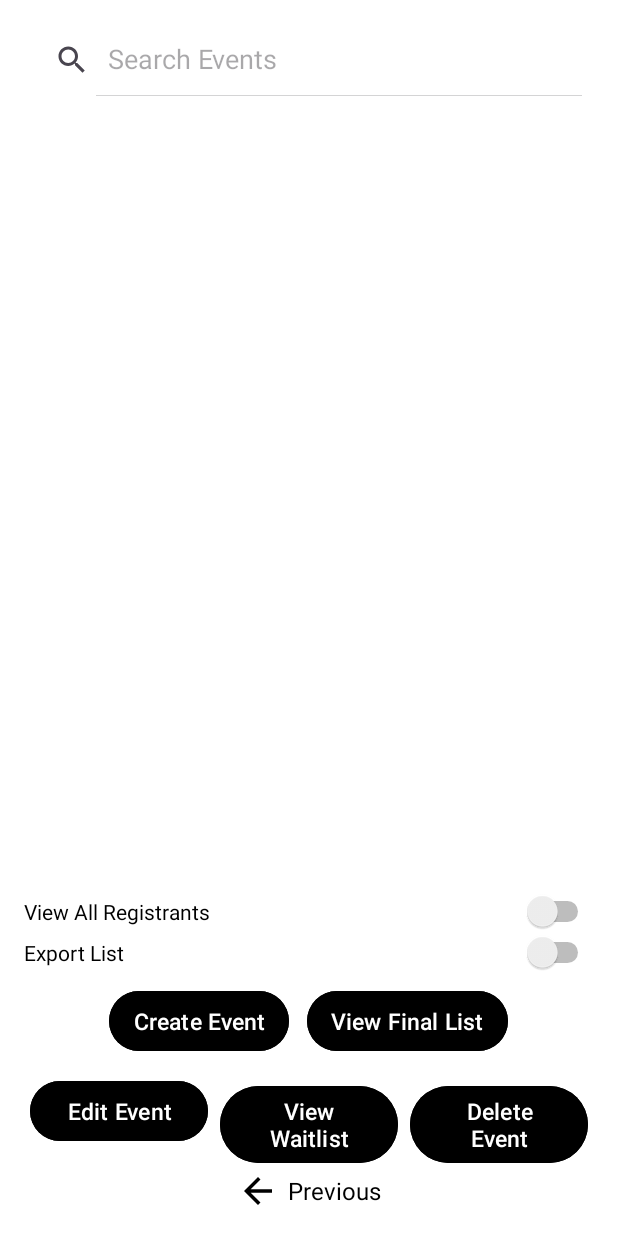
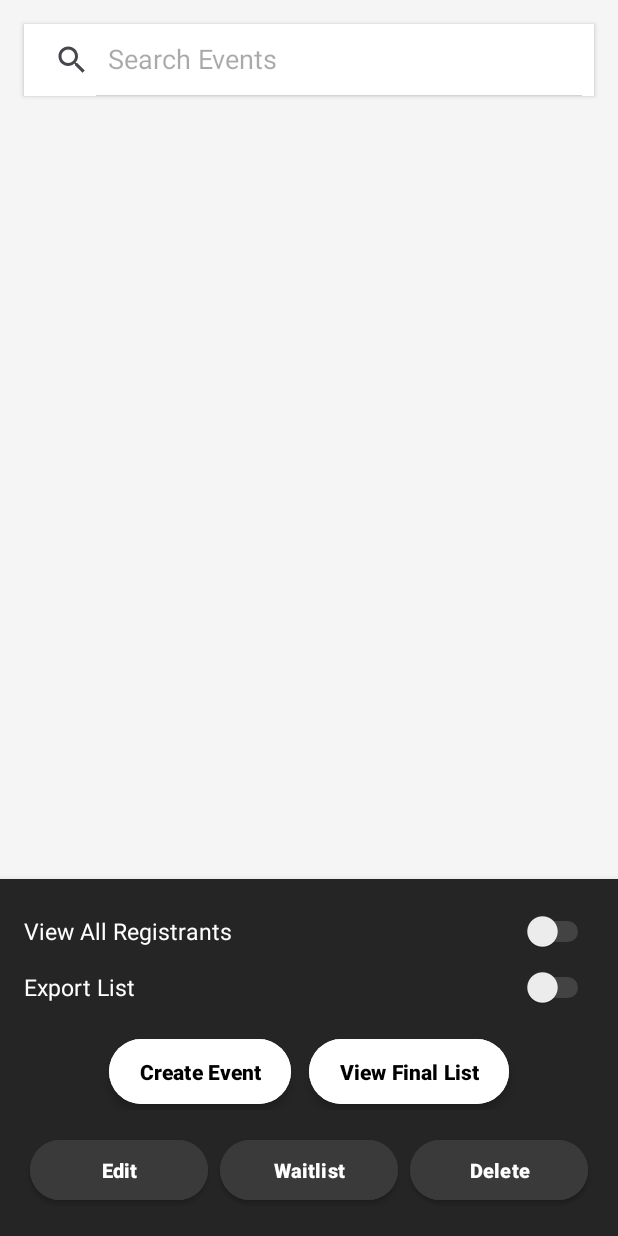
Before and after one commit to CMPUT301F25stable/stable-core, an Android app: the OrganizerPanel screen opened directly, with no data from a screen before it, on a phone screen of 412 x 824 dp. Run offline under Robolectric (Android 15) with nearby library versions, the phone set to English and light mode, and no system bars; our stand-ins replace Firebase (no records; nobody signed in at launch, a user with empty details on screens opened directly).

Commit message:
Changed the OrganizerPanel UI
Made the UI more similar to the rest of the app

```diff
--- a/code/app/src/main/java/com/example/eventlottery/view/OrganizerPanel.java
+++ b/code/app/src/main/java/com/example/eventlottery/view/OrganizerPanel.java
@@ -103,7 +103,6 @@ public class OrganizerPanel extends AppCompatActivity {
 
         // Initialize UI components and event listeners
         eventList = findViewById(R.id.eventList);
-        previous = findViewById(R.id.previous);
         viewWaitlist = findViewById(R.id.viewWaitlistButton);
         editEvent = findViewById(R.id.editEventButton);
         createEvent = findViewById(R.id.createEventButton);
@@ -154,7 +153,7 @@ public class OrganizerPanel extends AppCompatActivity {
     private void setClickListeners() {
         eventList.setOnItemClickListener(new AdapterView.OnItemClickListener() {
             /**
-             * Updates {@link #selectedEventIndex} when the user selects a new event from the list.
+             * Updates when the user selects a new event from the list.
              *
              * @param parent The AdapterView where the click occurred.
              * @param view The view representing the clicked item.
@@ -167,17 +166,17 @@ public class OrganizerPanel extends AppCompatActivity {
             }
         });
 
-        previous.setOnClickListener(new View.OnClickListener() {
-            /**
-             * Handles the "Previous" button click. Ends this activity to return to the previous screen.
-             *
-             * @param v The view that was clicked.
-             */
-            @Override
-            public void onClick(View v) {
-                finish();
-            }
-        });
+//        previous.setOnClickListener(new View.OnClickListener() {
+//            /**
+//             * Handles the "Previous" button click. Ends this activity to return to the previous screen.
+//             *
+//             * @param v The view that was clicked.
+//             */
+//            @Override
+//            public void onClick(View v) {
+//                finish();
+//            }
+//        });
 
         viewWaitlist.setOnClickListener(new View.OnClickListener() {
             /**
--- /dev/null
+++ b/code/app/src/main/res/drawable/back_button_background.xml
@@ -0,0 +1,4 @@
+<shape xmlns:android="http://schemas.android.com/apk/res/android">
+    <solid android:color="#1A1A1A"/>
+    <corners android:radius="20dp"/>
+</shape>
--- /dev/null
+++ b/code/app/src/main/res/drawable/search_background.xml
@@ -0,0 +1,5 @@
+<shape xmlns:android="http://schemas.android.com/apk/res/android">
+    <solid android:color="#1A1A1A"/>
+    <corners android:radius="8dp"/>
+    <stroke android:width="1dp" android:color="#2A2A2A"/>
+</shape>
--- a/code/app/src/main/res/layout/activity_organizer_panel.xml
+++ b/code/app/src/main/res/layout/activity_organizer_panel.xml
@@ -6,7 +6,7 @@
     android:id="@+id/main"
     android:layout_width="match_parent"
     android:layout_height="match_parent"
-    android:background="@android:color/white"
+    android:background="#F5F5F5"
     tools:context=".view.OrganizerPanel">
 
     <!-- Search Bar -->
@@ -15,14 +15,15 @@
         android:layout_width="0dp"
         android:layout_height="wrap_content"
         android:layout_margin="16dp"
+        android:background="@color/white"
+        android:elevation="2dp"
         android:iconifiedByDefault="false"
         android:queryHint="Search Events"
-        android:background="@android:color/white"
-        android:textColorHint="#888888"
         android:textColor="#000000"
-        app:layout_constraintTop_toTopOf="parent"
+        android:textColorHint="#999999"
+        app:layout_constraintEnd_toEndOf="parent"
         app:layout_constraintStart_toStartOf="parent"
-        app:layout_constraintEnd_toEndOf="parent" />
+        app:layout_constraintTop_toTopOf="parent" />
 
     <!-- Event List -->
     <ListView
@@ -31,13 +32,14 @@
         android:layout_height="0dp"
         android:layout_marginHorizontal="16dp"
         android:layout_marginTop="8dp"
-        android:divider="#DDDDDD"
+        android:background="#F5F5F5"
+        android:divider="#E0E0E0"
         android:dividerHeight="1dp"
+        android:paddingVertical="4dp"
         app:layout_constraintTop_toBottomOf="@id/searchBar"
         app:layout_constraintBottom_toTopOf="@id/linearLayout5"
         app:layout_constraintStart_toStartOf="parent"
         app:layout_constraintEnd_toEndOf="parent" />
-
     <!-- Control Section -->
     <LinearLayout
         android:id="@+id/linearLayout5"
@@ -45,8 +47,11 @@
         android:layout_height="wrap_content"
         android:orientation="vertical"
         android:paddingHorizontal="16dp"
-        android:paddingTop="12dp"
-        app:layout_constraintBottom_toTopOf="@id/previous"
+        android:paddingTop="16dp"
+        android:paddingBottom="8dp"
+        android:background="#252525"
+        android:elevation="8dp"
+        app:layout_constraintBottom_toBottomOf="parent"
         app:layout_constraintStart_toStartOf="parent"
         app:layout_constraintEnd_toEndOf="parent">
 
@@ -55,14 +60,20 @@
             android:layout_width="match_parent"
             android:layout_height="wrap_content"
             android:text="View All Registrants"
-            android:textColor="#000000" />
+            android:textColor="#FFFFFF"
+            android:textSize="15sp"
+            android:paddingVertical="8dp"
+            android:theme="@style/CustomSwitch" />
 
         <Switch
             android:id="@+id/exportListSwitch"
             android:layout_width="match_parent"
             android:layout_height="wrap_content"
             android:text="Export List"
-            android:textColor="#000000" />
+            android:textColor="#FFFFFF"
+            android:textSize="15sp"
+            android:paddingVertical="8dp"
+            android:theme="@style/CustomSwitch" />
 
         <!-- Top Buttons -->
         <LinearLayout
@@ -70,18 +81,21 @@
             android:layout_height="wrap_content"
             android:gravity="center"
             android:orientation="horizontal"
-            android:layout_marginTop="8dp">
+            android:layout_marginTop="12dp">
 
             <Button
                 android:id="@+id/createEventButton"
                 android:layout_width="wrap_content"
                 android:layout_height="wrap_content"
                 android:text="Create Event"
-                android:textSize="15sp"
-                android:backgroundTint="#000000"
-                android:textColor="#FFFFFF"
-                android:paddingHorizontal="16dp"
-                android:paddingVertical="8dp" />
+                android:textSize="14sp"
+                android:textStyle="bold"
+                android:backgroundTint="#FFFFFF"
+                android:textColor="#000000"
+                android:paddingHorizontal="20dp"
+                android:paddingVertical="12dp"
+                android:elevation="4dp"
+                android:stateListAnimator="@null" />
 
             <Button
                 android:id="@+id/view_finalized_list_button"
@@ -89,11 +103,14 @@
                 android:layout_height="wrap_content"
                 android:layout_marginStart="12dp"
                 android:text="View Final List"
-                android:textSize="15sp"
-                android:backgroundTint="#000000"
-                android:textColor="#FFFFFF"
-                android:paddingHorizontal="16dp"
-                android:paddingVertical="8dp" />
+                android:textSize="14sp"
+                android:textStyle="bold"
+                android:backgroundTint="#FFFFFF"
+                android:textColor="#000000"
+                android:paddingHorizontal="20dp"
+                android:paddingVertical="12dp"
+                android:elevation="4dp"
+                android:stateListAnimator="@null" />
         </LinearLayout>
 
         <!-- Bottom Buttons -->
@@ -101,7 +118,8 @@
             android:layout_width="match_parent"
             android:layout_height="wrap_content"
             android:orientation="horizontal"
-            android:layout_marginTop="8dp">
+            android:layout_marginTop="12dp"
+            android:layout_marginBottom="8dp">
 
             <Button
                 android:id="@+id/editEventButton"
@@ -109,10 +127,13 @@
                 android:layout_height="wrap_content"
                 android:layout_margin="4dp"
                 android:layout_weight="1"
-                android:text="Edit Event"
-                android:textSize="15sp"
-                android:backgroundTint="#000000"
-                android:textColor="#FFFFFF" />
+                android:text="Edit"
+                android:textSize="13sp"
+                android:textStyle="bold"
+                android:backgroundTint="#3A3A3A"
+                android:textColor="#FFFFFF"
+                android:elevation="2dp"
+                android:stateListAnimator="@null" />
 
             <Button
                 android:id="@+id/viewWaitlistButton"
@@ -120,10 +141,13 @@
                 android:layout_height="wrap_content"
                 android:layout_margin="4dp"
                 android:layout_weight="1"
-                android:text="View Waitlist"
-                android:textSize="15sp"
-                android:backgroundTint="#000000"
-                android:textColor="#FFFFFF" />
+                android:text="Waitlist"
+                android:textSize="13sp"
+                android:textStyle="bold"
+                android:backgroundTint="#3A3A3A"
+                android:textColor="#FFFFFF"
+                android:elevation="2dp"
+                android:stateListAnimator="@null" />
 
             <Button
                 android:id="@+id/deleteEventButton"
@@ -131,40 +155,14 @@
                 android:layout_height="wrap_content"
                 android:layout_margin="4dp"
                 android:layout_weight="1"
-                android:text="Delete Event"
-                android:textSize="15sp"
-                android:backgroundTint="#000000"
-                android:textColor="#FFFFFF" />
+                android:text="Delete"
+                android:textSize="13sp"
+                android:textStyle="bold"
+                android:backgroundTint="#3A3A3A"
+                android:textColor="#FFFFFF"
+                android:elevation="2dp"
+                android:stateListAnimator="@null" />
         </LinearLayout>
     </LinearLayout>
 
-    <!-- Bottom Navigation -->
-    <LinearLayout
-        android:id="@+id/previous"
-        android:layout_width="wrap_content"
-        android:layout_height="wrap_content"
-        android:layout_margin="16dp"
-        android:gravity="center_vertical"
-        android:orientation="horizontal"
-        app:layout_constraintBottom_toBottomOf="parent"
-        app:layout_constraintStart_toStartOf="parent"
-        app:layout_constraintEnd_toEndOf="parent">
-
-        <ImageView
-            android:id="@+id/previousArrow"
-            android:layout_width="28dp"
-            android:layout_height="28dp"
-            android:tint="#000000"
-            app:srcCompat="@drawable/back_arrow_icon" />
-
-        <TextView
-            android:id="@+id/textView2"
-            android:layout_width="wrap_content"
-            android:layout_height="wrap_content"
-            android:text="Previous"
-            android:textColor="#000000"
-            android:textSize="16sp"
-            android:layout_marginStart="6dp" />
-    </LinearLayout>
-
 </androidx.constraintlayout.widget.ConstraintLayout>
--- /dev/null
+++ b/code/app/src/main/res/values/styles.xml
@@ -0,0 +1,10 @@
+<?xml version="1.0" encoding="utf-8"?>
+<resources>
+    <style name="CustomSwitch" parent="Widget.AppCompat.CompoundButton.Switch">
+        <item name="colorControlActivated">#000000</item>
+        <item name="colorSwitchThumbNormal">#999999</item>
+        <item name="android:colorForeground">#999999</item>
+    </style>
+
+    <!-- Add any other custom styles here -->
+</resources>
```
